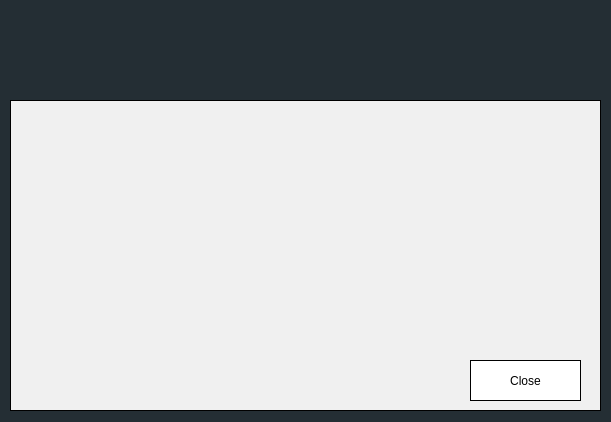
k2geospatial/jmapcloud-qgis-plugin, file ui/ui_files/warning_dialog_base.ui: the form before one commit.
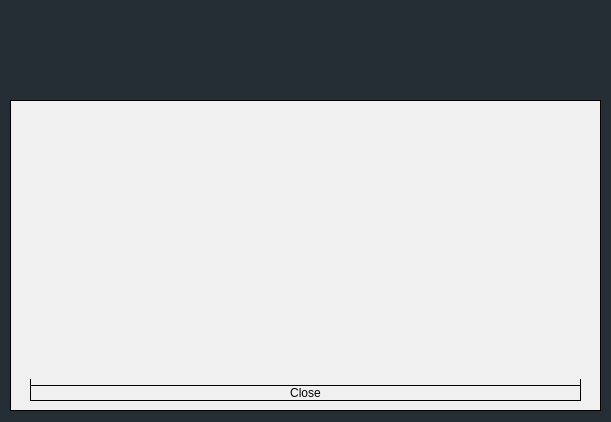
The form after the commit. Icons and pictures are not drawn.

```diff
--- a/ui/ui_files/warning_dialog_base.ui
+++ b/ui/ui_files/warning_dialog_base.ui
@@ -10,6 +10,12 @@
     <height>422</height>
    </rect>
   </property>
+  <property name="sizePolicy">
+   <sizepolicy hsizetype="Expanding" vsizetype="Expanding">
+    <horstretch>0</horstretch>
+    <verstretch>0</verstretch>
+   </sizepolicy>
+  </property>
   <property name="windowTitle">
    <string>Warning</string>
   </property>
@@ -45,44 +51,52 @@
     <string notr="true">background-color:rgb(240, 240, 240);
 border: 1px solid</string>
    </property>
+   <widget class="QWidget" name="verticalLayoutWidget">
+    <property name="geometry">
+     <rect>
+      <x>20</x>
+      <y>20</y>
+      <width>551</width>
+      <height>281</height>
+     </rect>
+    </property>
+    <layout class="QVBoxLayout" name="verticalLayout">
+     <item>
    <widget class="QTextBrowser" name="warning_textBrowser">
-    <property name="geometry">
-     <rect>
-      <x>15</x>
-      <y>21</y>
-      <width>561</width>
-      <height>221</height>
-     </rect>
-    </property>
     <property name="styleSheet">
      <string notr="true">border:none;
 </string>
     </property>
     <property name="html">
      <string>&lt;!DOCTYPE HTML PUBLIC &quot;-//W3C//DTD HTML 4.0//EN&quot; &quot;http://www.w3.org/TR/REC-html40/strict.dtd&quot;&gt;
-&lt;html&gt;&lt;head&gt;&lt;meta name=&quot;qrichtext&quot; content=&quot;1&quot; /&gt;&lt;style type=&quot;text/css&quot;&gt;
+&lt;html&gt;&lt;head&gt;&lt;meta name=&quot;qrichtext&quot; content=&quot;1&quot; /&gt;&lt;meta charset=&quot;utf-8&quot; /&gt;&lt;style type=&quot;text/css&quot;&gt;
 p, li { white-space: pre-wrap; }
-&lt;/style&gt;&lt;/head&gt;&lt;body style=&quot; font-family:'MS Shell Dlg 2'; font-size:7.8pt; font-weight:400; font-style:normal;&quot;&gt;
-&lt;p align=&quot;center&quot; style=&quot;-qt-paragraph-type:empty; margin-top:18px; margin-bottom:12px; margin-left:0px; margin-right:0px; -qt-block-indent:0; text-indent:0px;&quot;&gt;&lt;br /&gt;&lt;/p&gt;&lt;/body&gt;&lt;/html&gt;</string>
-    </property>
-   </widget>
+hr { height: 1px; border-width: 0; }
+li.unchecked::marker { content: &quot;\2610&quot;; }
+li.checked::marker { content: &quot;\2612&quot;; }
+&lt;/style&gt;&lt;/head&gt;&lt;body style=&quot; font-family:'.AppleSystemUIFont'; font-size:13pt; font-weight:400; font-style:normal;&quot;&gt;
+&lt;p align=&quot;center&quot; style=&quot;-qt-paragraph-type:empty; margin-top:18px; margin-bottom:12px; margin-left:0px; margin-right:0px; -qt-block-indent:0; text-indent:0px; font-family:'MS Shell Dlg 2'; font-size:7.8pt;&quot;&gt;&lt;br /&gt;&lt;/p&gt;&lt;/body&gt;&lt;/html&gt;</string>
+       </property>
+      </widget>
+     </item>
+     <item>
+      <layout class="QHBoxLayout" name="horizontalLayout">
+       <item>
    <widget class="QPushButton" name="close_dialog_pushButton">
-    <property name="geometry">
-     <rect>
-      <x>460</x>
-      <y>260</y>
-      <width>111</width>
-      <height>41</height>
-     </rect>
-    </property>
     <property name="styleSheet">
-     <string notr="true">background-color: white;
-</string>
+          <string notr="true">QPushButton {
+	color: black
+}</string>
     </property>
     <property name="text">
      <string>Close</string>
     </property>
    </widget>
+       </item>
+      </layout>
+     </item>
+    </layout>
+   </widget>
   </widget>
  </widget>
  <resources>
```
Left out of the diff: 3 changed lines with no effect on the pictures. Lines whose indentation alone changed are shown as unchanged.
